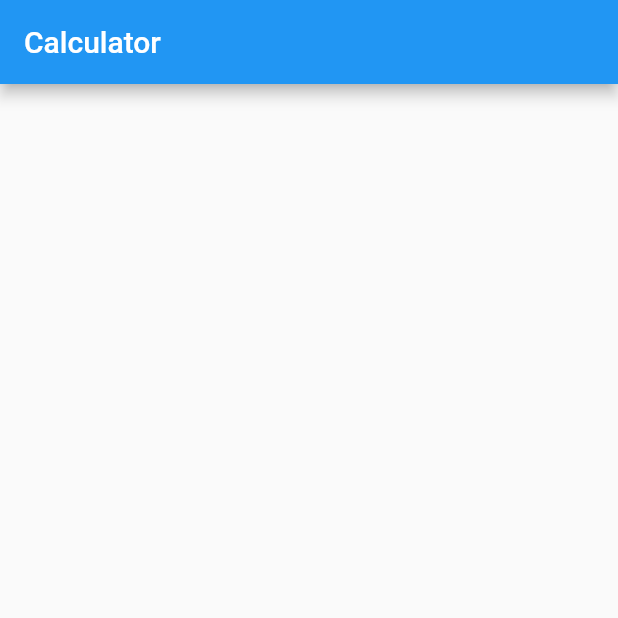
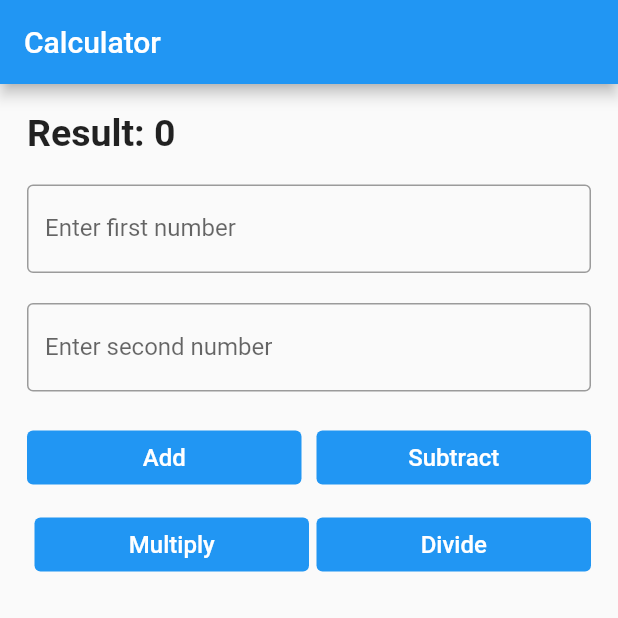
Before and after one commit to HaikalMuhammadRafli/flutter-haikal-muhammad-rafli-fundamental, a Flutter app: the screen it shows after launch, on a phone screen of 412 x 824 dp, the top half of it. Run offline on Flutter 3.47's test engine with Material 2 defaults, Android fonts, the phone set to English and light mode, and no system bars.

Commit message:
added body UI

```diff
--- a/lib/main.dart
+++ b/lib/main.dart
@@ -1,4 +1,5 @@
 import 'package:flutter/material.dart';
+import 'package:flutter/services.dart';
 
 void main() {
   runApp(const MyApp());
@@ -11,7 +12,7 @@ class MyApp extends StatelessWidget {
   @override
   Widget build(BuildContext context) {
     return MaterialApp(
-      title: 'Flutter Demo',
+      title: 'Alterra Calculator',
       theme: ThemeData(
         // This is the theme of your application.
         //
@@ -59,9 +60,154 @@ class _MyHomePageState extends State<MyHomePage> {
     // than having to individually change instances of widgets.
     return Scaffold(
       appBar: AppBar(
-        // Here we take the value from the MyHomePage object that was created by
-        // the App.build method, and use it to set our appbar title.
         title: Text(widget.title),
+      ),
+      body: SingleChildScrollView(
+        physics: const BouncingScrollPhysics(),
+        child: Padding(
+          padding: const EdgeInsets.fromLTRB(18, 18, 18, 0),
+          child: Column(
+            children: [
+              Padding(
+                padding: const EdgeInsets.only(bottom: 20),
+                child: Row(
+                  mainAxisAlignment: MainAxisAlignment.start,
+                  children: const [
+                    Text(
+                      "Result: 0",
+                      style: TextStyle(
+                        fontSize: 25,
+                        fontWeight: FontWeight.bold,
+                      ),
+                    ),
+                  ],
+                ),
+              ),
+              Padding(
+                padding: const EdgeInsets.only(bottom: 20),
+                child: TextField(
+                  decoration: const InputDecoration(
+                    border: OutlineInputBorder(),
+                    labelText: 'Enter first number',
+                  ),
+                  keyboardType: TextInputType.number,
+                  inputFormatters: <TextInputFormatter>[
+                    FilteringTextInputFormatter.digitsOnly
+                  ],
+                ),
+              ),
+              Padding(
+                padding: const EdgeInsets.only(bottom: 20),
+                child: TextField(
+                  decoration: const InputDecoration(
+                    border: OutlineInputBorder(),
+                    labelText: 'Enter second number',
+                  ),
+                  keyboardType: TextInputType.number,
+                  inputFormatters: <TextInputFormatter>[
+                    FilteringTextInputFormatter.digitsOnly
+                  ],
+                ),
+              ),
+              Padding(
+                padding: const EdgeInsets.only(bottom: 10),
+                child: Row(
+                  mainAxisAlignment: MainAxisAlignment.spaceBetween,
+                  children: [
+                    Expanded(
+                      child: Padding(
+                        padding: const EdgeInsets.only(right: 5),
+                        child: ElevatedButton(
+                          onPressed: null,
+                          style: ButtonStyle(
+                            backgroundColor:
+                                MaterialStateProperty.all<Color>(Colors.blue),
+                            foregroundColor:
+                                MaterialStateProperty.all<Color>(Colors.white),
+                          ),
+                          child: const Text(
+                            'Add',
+                            style: TextStyle(
+                              fontSize: 16,
+                            ),
+                          ),
+                        ),
+                      ),
+                    ),
+                    Expanded(
+                      child: Padding(
+                        padding: const EdgeInsets.only(left: 5),
+                        child: ElevatedButton(
+                          onPressed: null,
+                          style: ButtonStyle(
+                            backgroundColor:
+                                MaterialStateProperty.all<Color>(Colors.blue),
+                            foregroundColor:
+                                MaterialStateProperty.all<Color>(Colors.white),
+                          ),
+                          child: const Text(
+                            'Subtract',
+                            style: TextStyle(
+                              fontSize: 16,
+                            ),
+                          ),
+                        ),
+                      ),
+                    ),
+                  ],
+                ),
+              ),
+              Padding(
+                padding: const EdgeInsets.only(bottom: 20),
+                child: Row(
+                  mainAxisAlignment: MainAxisAlignment.spaceBetween,
+                  children: [
+                    Expanded(
+                      child: Padding(
+                        padding: const EdgeInsets.only(left: 5),
+                        child: ElevatedButton(
+                          onPressed: null,
+                          style: ButtonStyle(
+                            backgroundColor:
+                                MaterialStateProperty.all<Color>(Colors.blue),
+                            foregroundColor:
+                                MaterialStateProperty.all<Color>(Colors.white),
+                          ),
+                          child: const Text(
+                            'Multiply',
+                            style: TextStyle(
+                              fontSize: 16,
+                            ),
+                          ),
+                        ),
+                      ),
+                    ),
+                    Expanded(
+                      child: Padding(
+                        padding: const EdgeInsets.only(left: 5),
+                        child: ElevatedButton(
+                          onPressed: null,
+                          style: ButtonStyle(
+                            backgroundColor:
+                                MaterialStateProperty.all<Color>(Colors.blue),
+                            foregroundColor:
+                                MaterialStateProperty.all<Color>(Colors.white),
+                          ),
+                          child: Text(
+                            'Divide',
+                            style: TextStyle(
+                              fontSize: 16,
+                            ),
+                          ),
+                        ),
+                      ),
+                    ),
+                  ],
+                ),
+              ),
+            ],
+          ),
+        ),
       ),
     );
   }
```
